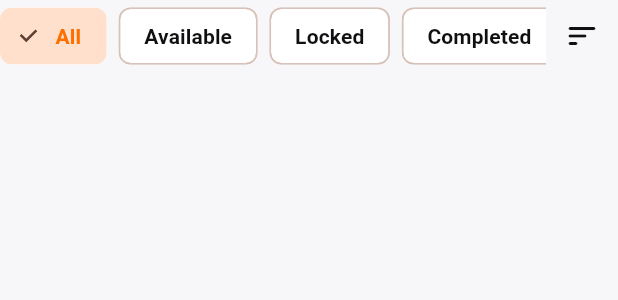
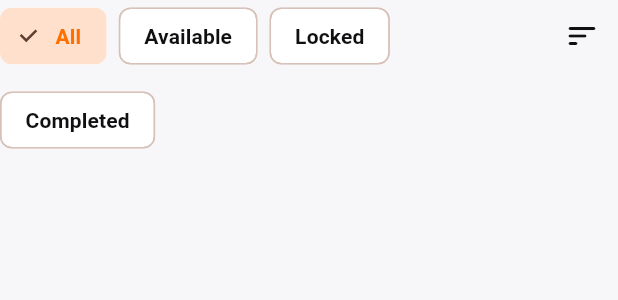
Before and after one commit to uzumaki032004/laboratoare_PAM_MicleusanuDumitru, a Flutter app: the LessonFilterBar widget shown alone on an empty page, opened directly with empty values, on a phone screen of 412 x 824 dp. Shown: the top 300 px of the screen. Run offline on Flutter 3.47's test engine with Material 3 defaults, Android fonts, the phone set to English and light mode, and no system bars; our stand-ins replace equatable, flutter_bloc, flutter_svg; network calls fail.

Commit message:
Laborator 3: filtrele trec pe randul urmator pe ecran ingust

```diff
--- a/laborator_3/lib/presentation/widgets/course/lesson_filter_bar.dart
+++ b/laborator_3/lib/presentation/widgets/course/lesson_filter_bar.dart
@@ -20,30 +20,27 @@ class LessonFilterBar extends StatelessWidget {
 
   @override
   Widget build(BuildContext context) => Row(
+    crossAxisAlignment: CrossAxisAlignment.start,
     children: [
+      // Wrap trece filtrele pe rândul următor pe ecrane înguste, astfel
+      // încât niciun filtru nu rămâne ascuns sub butonul de sortare.
       Expanded(
-        child: SingleChildScrollView(
-          scrollDirection: Axis.horizontal,
-          child: Row(
+        child: Wrap(
+          spacing: 8,
+          runSpacing: 8,
           children: [
             for (final option in LessonFilter.values)
-                Padding(
-                  padding: const EdgeInsets.only(right: 8),
-                  child: ChoiceChip(
+              ChoiceChip(
                 label: Text(option.label),
                 selected: option == filter,
                 onSelected: (_) => onFilterChanged(option),
                 selectedColor: AppColors.primaryLight,
                 labelStyle: TextStyle(
-                      color: option == filter
-                          ? AppColors.primary
-                          : AppColors.dark,
+                  color: option == filter ? AppColors.primary : AppColors.dark,
                   fontWeight: FontWeight.w600,
                 ),
               ),
-                ),
           ],
-          ),
         ),
       ),
       PopupMenuButton<LessonSort>(
```
Also changed, not shown: 1 other file. Lines whose indentation alone changed are shown as unchanged.
